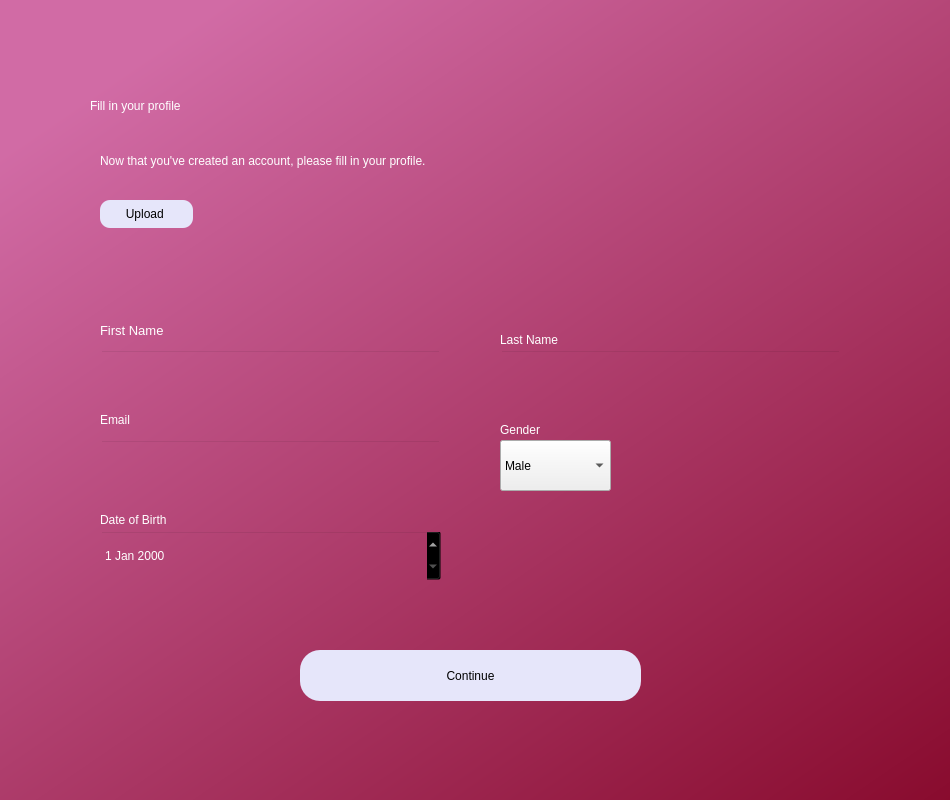
Before: the Qt Designer form fillprofile.ui in AnshulS853/Coursework_Prototype, drawn with Qt 5.
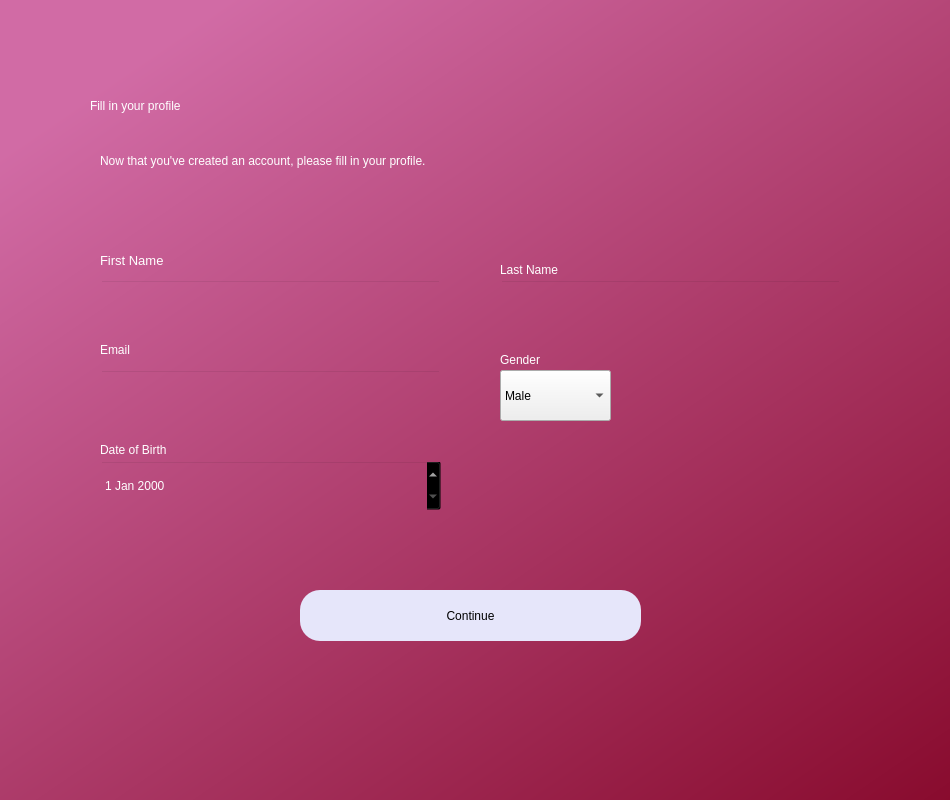
After: the same form once the commit is applied.

The edit to the form file:
```diff
--- a/fillprofile.ui
+++ b/fillprofile.ui
@@ -74,7 +74,7 @@
     <property name="geometry">
      <rect>
       <x>300</x>
-      <y>650</y>
+      <y>590</y>
       <width>341</width>
       <height>51</height>
      </rect>
@@ -92,7 +92,7 @@
     <property name="geometry">
      <rect>
       <x>100</x>
-      <y>350</y>
+      <y>280</y>
       <width>341</width>
       <height>51</height>
      </rect>
@@ -106,7 +106,7 @@
     <property name="geometry">
      <rect>
       <x>100</x>
-      <y>440</y>
+      <y>370</y>
       <width>341</width>
       <height>51</height>
      </rect>
@@ -120,7 +120,7 @@
     <property name="geometry">
      <rect>
       <x>100</x>
-      <y>320</y>
+      <y>250</y>
       <width>81</width>
       <height>20</height>
      </rect>
@@ -145,7 +145,7 @@
     <property name="geometry">
      <rect>
       <x>100</x>
-      <y>410</y>
+      <y>340</y>
       <width>81</width>
       <height>20</height>
      </rect>
@@ -177,7 +177,7 @@
     <property name="geometry">
      <rect>
       <x>500</x>
-      <y>330</y>
+      <y>260</y>
       <width>81</width>
       <height>20</height>
      </rect>
@@ -193,7 +193,7 @@
     <property name="geometry">
      <rect>
       <x>500</x>
-      <y>350</y>
+      <y>280</y>
       <width>341</width>
       <height>51</height>
      </rect>
@@ -207,7 +207,7 @@
     <property name="geometry">
      <rect>
       <x>100</x>
-      <y>530</y>
+      <y>460</y>
       <width>341</width>
       <height>51</height>
      </rect>
@@ -222,7 +222,7 @@
     <property name="geometry">
      <rect>
       <x>100</x>
-      <y>510</y>
+      <y>440</y>
       <width>81</width>
       <height>20</height>
      </rect>
@@ -234,48 +234,11 @@
      <string>Date of Birth</string>
     </property>
    </widget>
-   <widget class="QLabel" name="image">
-    <property name="geometry">
-     <rect>
-      <x>230</x>
-      <y>190</y>
-      <width>121</width>
-      <height>111</height>
-     </rect>
-    </property>
-    <property name="styleSheet">
-     <string notr="true">border-radius:50%;</string>
-    </property>
-    <property name="text">
-     <string/>
-    </property>
-    <property name="scaledContents">
-     <bool>true</bool>
-    </property>
-   </widget>
-   <widget class="QPushButton" name="pushButton">
-    <property name="geometry">
-     <rect>
-      <x>100</x>
-      <y>200</y>
-      <width>93</width>
-      <height>28</height>
-     </rect>
-    </property>
-    <property name="styleSheet">
-     <string notr="true">border-color: rgb(85, 0, 255);
-background-color: rgb(230, 230, 250);
-border-radius: 10%;</string>
-    </property>
-    <property name="text">
-     <string>Upload </string>
-    </property>
-   </widget>
    <widget class="QComboBox" name="gender">
     <property name="geometry">
      <rect>
       <x>500</x>
-      <y>440</y>
+      <y>370</y>
       <width>111</width>
       <height>51</height>
      </rect>
@@ -299,7 +262,7 @@
     <property name="geometry">
      <rect>
       <x>500</x>
-      <y>420</y>
+      <y>350</y>
       <width>81</width>
       <height>20</height>
      </rect>
```
